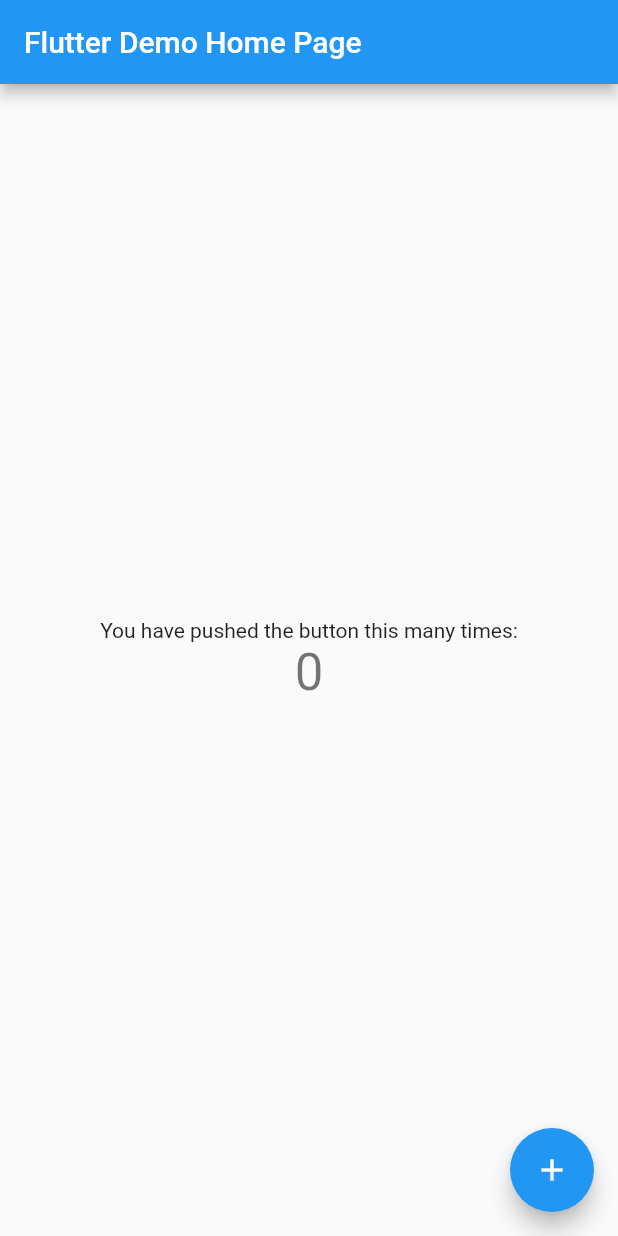
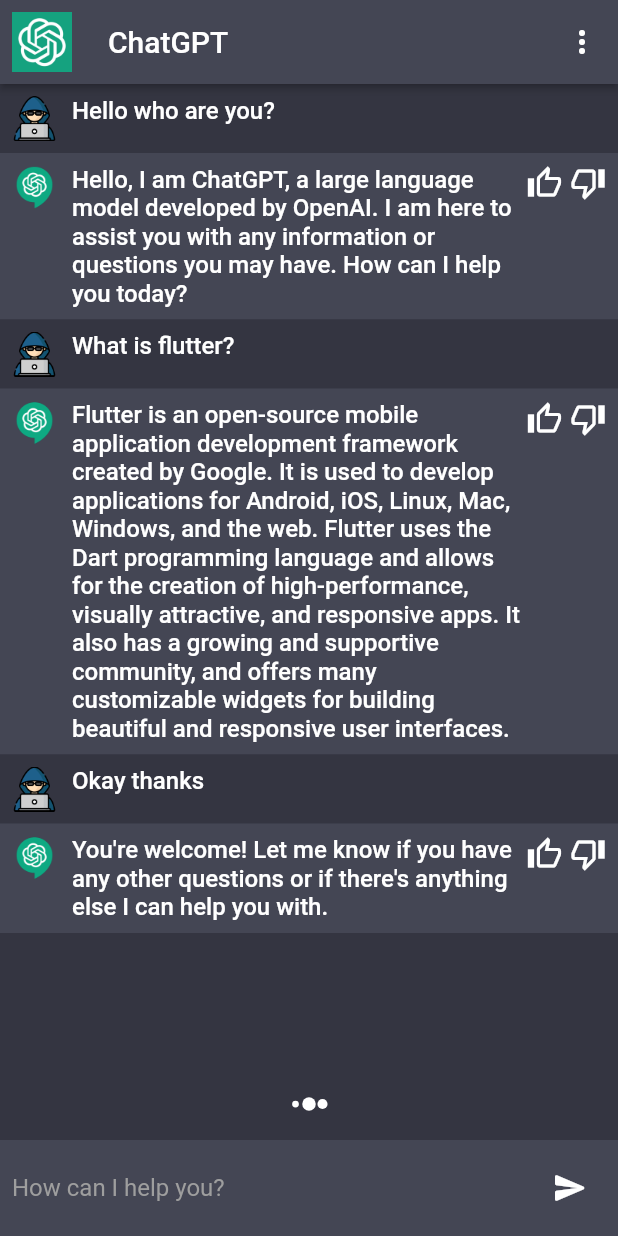
Before and after one commit to MarioIoannou/mobile_chatgpt, a Flutter app: the screen it shows after launch, on a phone screen of 412 x 824 dp. Run offline on Flutter 3.47's test engine with Material 2 defaults, Android fonts, the phone set to English and light mode, and no system bars; our stand-ins replace flutter_spinkit.

Commit message:
Create HTTP Request

```diff
--- /dev/null
+++ b/lib/constans/api_constants.dart
@@ -0,0 +1,2 @@
+String BASE_URL = "https://api.openai.com/v1";
+String API_KEY = "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";
--- /dev/null
+++ b/lib/constans/constants.dart
@@ -0,0 +1,61 @@
+import 'package:flutter/material.dart';
+import 'package:mobile_chatgpt/widgets/text_widget.dart';
+
+Color scaffoldBackgroundColor = const Color(0xFF343541);
+Color cardColor = const Color(0xFF444654);
+
+List<String> models = [
+  'Model1',
+  'Model2',
+  'Model3',
+  'Model4',
+  'Model5',
+  'Model6',
+  'Model7',
+  'Model8',
+];
+
+List<DropdownMenuItem<String>>? get getModelItems {
+  List<DropdownMenuItem<String>>? modelItems =
+      List<DropdownMenuItem<String>>.generate(
+    models.length,
+    (index) => DropdownMenuItem(
+      value: models[index],
+      child: TextWidget(
+        label: models[index],
+        fontSize: 15,
+      ),
+    ),
+  );
+  return modelItems;
+}
+
+final chatMessages = [
+  {
+    "msg": "Hello who are you?",
+    "chatIndex": 0,
+  },
+  {
+    "msg":
+        "Hello, I am ChatGPT, a large language model developed by OpenAI. I am here to assist you with any information or questions you may have. How can I help you today?",
+    "chatIndex": 1,
+  },
+  {
+    "msg": "What is flutter?",
+    "chatIndex": 0,
+  },
+  {
+    "msg":
+        "Flutter is an open-source mobile application development framework created by Google. It is used to develop applications for Android, iOS, Linux, Mac, Windows, and the web. Flutter uses the Dart programming language and allows for the creation of high-performance, visually attractive, and responsive apps. It also has a growing and supportive community, and offers many customizable widgets for building beautiful and responsive user interfaces.",
+    "chatIndex": 1,
+  },
+  {
+    "msg": "Okay thanks",
+    "chatIndex": 0,
+  },
+  {
+    "msg":
+        "You're welcome! Let me know if you have any other questions or if there's anything else I can help you with.",
+    "chatIndex": 1,
+  },
+];
--- a/lib/main.dart
+++ b/lib/main.dart
@@ -1,4 +1,6 @@
 import 'package:flutter/material.dart';
+import 'package:mobile_chatgpt/constans/constants.dart';
+import 'package:mobile_chatgpt/screens/chat_screen.dart';
 
 void main() {
   runApp(const MyApp());
@@ -12,104 +14,11 @@ class MyApp extends StatelessWidget {
   Widget build(BuildContext context) {
     return MaterialApp(
       title: 'Flutter Demo',
+      debugShowCheckedModeBanner: false,
       theme: ThemeData(
-        // This is the theme of your application.
-        //
-        // Try running your application with "flutter run". You'll see the
-        // application has a blue toolbar. Then, without quitting the app, try
-        // changing the primarySwatch below to Colors.green and then invoke
-        // "hot reload" (press "r" in the console where you ran "flutter run",
-        // or simply save your changes to "hot reload" in a Flutter IDE).
-        // Notice that the counter didn't reset back to zero; the application
-        // is not restarted.
-        primarySwatch: Colors.blue,
-      ),
-      home: const MyHomePage(title: 'Flutter Demo Home Page'),
+          scaffoldBackgroundColor: scaffoldBackgroundColor,
+          appBarTheme: AppBarTheme(color: cardColor)),
+      home: const ChatScreen(),
     );
   }
 }
-
-class MyHomePage extends StatefulWidget {
-  const MyHomePage({super.key, required this.title});
-
-  // This widget is the home page of your application. It is stateful, meaning
-  // that it has a State object (defined below) that contains fields that affect
-  // how it looks.
-
-  // This class is the configuration for the state. It holds the~ values (in this
-  // case the title) provided by the parent (in this case the App widget) and
-  // used by the build method of the State. Fields in a Widget subclass are
-  // always marked "final".
-
-  final String title;
-
-  @override
-  State<MyHomePage> createState() => _MyHomePageState();
-}
-
-class _MyHomePageState extends State<MyHomePage> {
-  int _counter = 0;
-
-  void _incrementCounter() {
-    setState(() {
-      // This call to setState tells the Flutter framework that something has
-      // changed in this State, which causes it to rerun the build method below
-      // so that the display can reflect the updated values. If we changed
-      // _counter without calling setState(), then the build method would not be
-      // called again, and so nothing would appear to happen.
-      _counter++;
-    });
-  }
-
-  @override
-  Widget build(BuildContext context) {
-    // This method is rerun every time setState is called, for instance as done
-    // by the _incrementCounter method above.
-    //
-    // The Flutter framework has been optimized to make rerunning build methods
-    // fast, so that you can just rebuild anything that needs updating rather
-    // than having to individually change instances of widgets.
-    return Scaffold(
-      appBar: AppBar(
-        // Here we take the value from the MyHomePage object that was created by
-        // the App.build method, and use it to set our appbar title.
-        title: Text(widget.title),
-      ),
-      body: Center(
-        // Center is a layout widget. It takes a single child and positions it
-        // in the middle of the parent.
-        child: Column(
-          // Column is also a layout widget. It takes a list of children and
-          // arranges them vertically. By default, it sizes itself to fit its
-          // children horizontally, and tries to be as tall as its parent.
-          //
-          // Invoke "debug painting" (press "p" in the console, choose the
-          // "Toggle Debug Paint" action from the Flutter Inspector in Android
-          // Studio, or the "Toggle Debug Paint" command in Visual Studio Code)
-          // to see the wireframe for each widget.
-          //
-          // Column has various properties to control how it sizes itself and
-          // how it positions its children. Here we use mainAxisAlignment to
-          // center the children vertically; the main axis here is the vertical
-          // axis because Columns are vertical (the cross axis would be
-          // horizontal).
-          mainAxisAlignment: MainAxisAlignment.center,
-          children: <Widget>[
-            const Text(
-              'You have pushed the button this many times:',
-            ),
-            Text(
-              '$_counter',
-              style: Theme.of(context).textTheme.headlineMedium,
-            ),
-          ],
-        ),
-      ),
-      floatingActionButton: FloatingActionButton(
-        onPressed: _incrementCounter,
-        tooltip: 'Increment',
-        child: const Icon(Icons.add),
-      ), // This trailing comma makes auto-formatting nicer for build methods.
-    );
-  }
-}
--- /dev/null
+++ b/lib/screens/chat_screen.dart
@@ -0,0 +1,117 @@
+import 'package:flutter/material.dart';
+import 'package:flutter_spinkit/flutter_spinkit.dart';
+import 'package:mobile_chatgpt/constans/constants.dart';
+import 'package:mobile_chatgpt/services/api_service.dart';
+import 'package:mobile_chatgpt/services/assets_manager.dart';
+import 'package:mobile_chatgpt/services/services.dart';
+import 'package:mobile_chatgpt/widgets/chat_widget.dart';
+import 'package:mobile_chatgpt/widgets/text_widget.dart';
+
+class ChatScreen extends StatefulWidget {
+  const ChatScreen({Key? key}) : super(key: key);
+
+  @override
+  _ChatScreenState createState() => _ChatScreenState();
+}
+
+class _ChatScreenState extends State<ChatScreen> {
+  bool isTyping = true;
+
+  late TextEditingController textEditingController;
+
+  @override
+  void initState() {
+    textEditingController = TextEditingController();
+    super.initState();
+  }
+
+  @override
+  void dispose() {
+    textEditingController.dispose();
+    super.dispose();
+  }
+
+  @override
+  Widget build(BuildContext context) {
+    return Scaffold(
+      appBar: AppBar(
+        elevation: 2,
+        leading: Padding(
+          padding: const EdgeInsets.all(8.0),
+          child: Image.asset(AssetsManager.operaiImage),
+        ),
+        title: const Text("ChatGPT"),
+        actions: [
+          IconButton(
+            onPressed: () async {
+              await Services.showModalSheet(context: context);
+            },
+            icon: const Icon(Icons.more_vert_rounded, color: Colors.white),
+          ),
+        ],
+      ),
+      body: SafeArea(
+        child: Column(
+          children: [
+            Flexible(
+              child: ListView.builder(
+                itemCount: 6,
+                itemBuilder: (context, index) {
+                  return ChatWidget(
+                    msg: chatMessages[index]["msg"].toString(),
+                    chatIndex:
+                        int.parse(chatMessages[index]["chatIndex"].toString()),
+                  );
+                },
+              ),
+            ),
+            if (isTyping) ...[
+              //You can add as many widgets you want
+              const SpinKitThreeBounce(
+                color: Colors.white,
+                size: 18,
+              ),
+              const SizedBox(
+                height: 15,
+              ),
+              Material(
+                color: cardColor,
+                child: Padding(
+                  padding: const EdgeInsets.all(8.0),
+                  child: Row(
+                    children: [
+                      Expanded(
+                        child: TextField(
+                          style: const TextStyle(color: Colors.white),
+                          controller: textEditingController,
+                          onSubmitted: (value) {
+                            // TODO send message
+                          },
+                          decoration: const InputDecoration.collapsed(
+                              hintText: "How can I help you?",
+                              hintStyle: TextStyle(color: Colors.grey)),
+                        ),
+                      ),
+                      IconButton(
+                          onPressed: () async {
+                            try {
+                              await ApiService.getModels();
+                            } catch (error) {
+                              print("Error $error");
+                            }
+                          },
+                          icon: const Icon(
+                            Icons.send_rounded,
+                            color: Colors.white,
+                          ))
+                    ],
+                  ),
+                ),
+              )
+            ]
+          ],
+        ),
+      ),
+    );
+  }
+}
--- /dev/null
+++ b/lib/services/assets_manager.dart
@@ -0,0 +1,6 @@
+class AssetsManager {
+  static String imagePath = "assets/images";
+  static String userImage = "$imagePath/person.png";
+  static String operaiImage = "$imagePath/openai_logo.jpg";
+  static String botImage = "$imagePath/chat_logo.png";
+}
--- /dev/null
+++ b/lib/widgets/chat_widget.dart
@@ -0,0 +1,65 @@
+import 'package:flutter/material.dart';
+import 'package:mobile_chatgpt/constans/constants.dart';
+import 'package:mobile_chatgpt/services/assets_manager.dart';
+import 'package:mobile_chatgpt/widgets/text_widget.dart';
+
+class ChatWidget extends StatelessWidget {
+  const ChatWidget({Key? key, required this.msg, required this.chatIndex})
+      : super(key: key);
+
+  final String msg;
+  final int chatIndex;
+
+  @override
+  Widget build(BuildContext context) {
+    return Column(
+      children: [
+        Material(
+          color: chatIndex == 0 ? scaffoldBackgroundColor : cardColor,
+          child: Padding(
+            padding: const EdgeInsets.all(8.0),
+            child: Row(
+              crossAxisAlignment: CrossAxisAlignment.start,
+              children: [
+                Image.asset(
+                  chatIndex == 0
+                      ? AssetsManager.userImage
+                      : AssetsManager.botImage,
+                  height: 30,
+                  width: 30,
+                ),
+                const SizedBox(
+                  width: 10,
+                ),
+                Expanded(
+                  child: TextWidget(
+                    label: msg,
+                  ),
+                ),
+                chatIndex == 0
+                    ? const SizedBox.shrink()
+                    : Row(
+                        mainAxisAlignment: MainAxisAlignment.end,
+                        mainAxisSize: MainAxisSize.min,
+                        children: const [
+                          Icon(
+                            Icons.thumb_up_alt_outlined,
+                            color: Colors.white,
+                          ),
+                          SizedBox(
+                            width: 5,
+                          ),
+                          Icon(
+                            Icons.thumb_down_alt_outlined,
+                            color: Colors.white,
+                          )
+                        ],
+                      ),
+              ],
+            ),
+          ),
+        ),
+      ],
+    );
+  }
+}
--- /dev/null
+++ b/lib/widgets/text_widget.dart
@@ -0,0 +1,28 @@
+import 'package:flutter/material.dart';
+
+class TextWidget extends StatelessWidget {
+  const TextWidget(
+      {Key? key,
+      required this.label,
+      this.fontSize = 16,
+      this.color,
+      this.fontWeight})
+      : super(key: key);
+
+  final String label;
+  final double fontSize;
+  final Color? color;
+  final FontWeight? fontWeight;
+
+  @override
+  Widget build(BuildContext context) {
+    return Text(
+      label,
+      style: TextStyle(
+        color: color ?? Colors.white,
+        fontSize: fontSize,
+        fontWeight: fontWeight ?? FontWeight.w500,
+      ),
+    );
+  }
+}
```
Also changed, not shown: lib/services/api_service.dart (added, +26 -0 lines), lib/services/services.dart (added, +37 -0 lines), lib/widgets/dropDown.dart (added, +28 -0 lines), pubspec.yaml (+8 -1 lines), assets/images/chat_logo.png (added), assets/images/openai_logo.jpg (added), assets/images/person.png (added), pubspec.lock.
